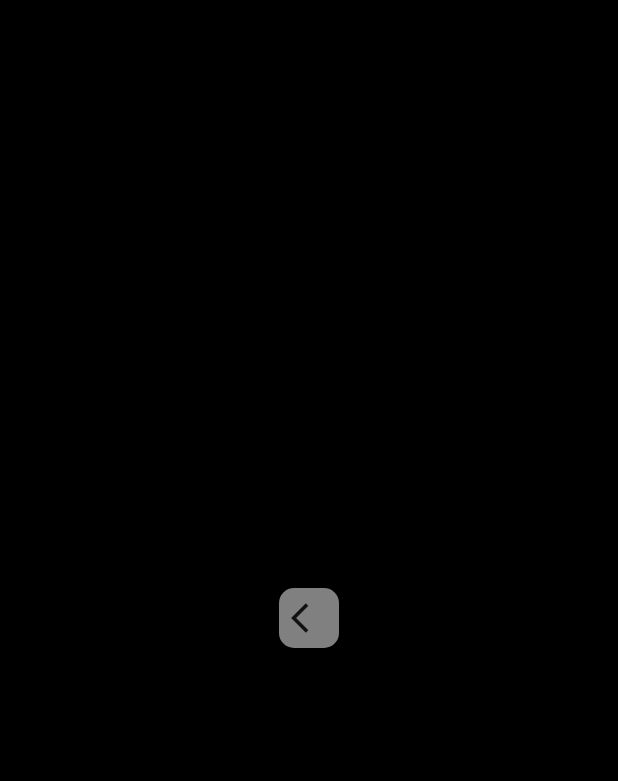
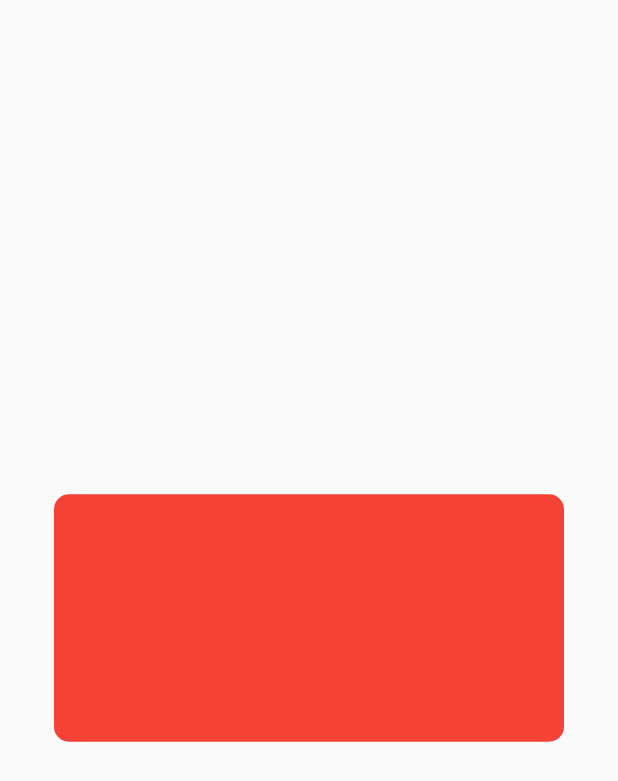
Before and after one commit to thurakhant/flutter_widget, a Flutter app: the screen it shows after launch, on a phone screen of 412 x 824 dp. Shown: the top 781 px of the screen. Run offline on Flutter 3.47's test engine with Material 2 defaults, Android fonts, the phone set to English and light mode, and no system bars; our stand-ins replace google_fonts.

Commit message:
adding service widget

```diff
--- /dev/null
+++ b/lib/AppUiWidget/service.dart
@@ -0,0 +1,21 @@
+import 'package:flutter/material.dart';
+
+class Service extends StatelessWidget {
+  const Service({Key? key}) : super(key: key);
+
+  @override
+  Widget build(BuildContext context) {
+    return Scaffold(
+      body: Center(
+        child: Container(
+          width: 340,
+          height: 165,
+          decoration: BoxDecoration(
+            color: Colors.red,
+            borderRadius: BorderRadius.circular(10),
+          ),
+        ),
+      ),
+    );
+  }
+}
--- a/lib/main.dart
+++ b/lib/main.dart
@@ -5,6 +5,7 @@ import 'package:widget/AppUiWidget/location.dart';
 import 'package:widget/AppUiWidget/place_info.dart';
 import 'package:widget/AppUiWidget/place_name.dart';
 import 'package:widget/AppUiWidget/scan.dart';
+import 'package:widget/AppUiWidget/service.dart';
 import 'package:widget/day.dart';
 import 'package:widget/detail.dart';
 import 'package:widget/pop.dart';
@@ -20,7 +21,7 @@ class MyApp extends StatelessWidget {
   @override
   Widget build(BuildContext context) {
     return MaterialApp(
-      home: BackBtn(),
+      home: Service(),
     );
   }
 }
```
